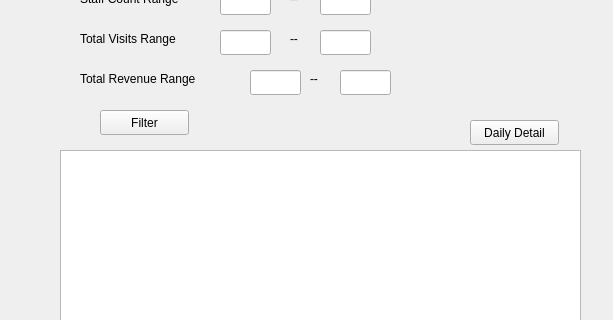
First picture: the form in UIFiles/ManagerSiteReport.ui, repository Klin04/CS4400, before the edit; both pictures show x 0 to 613 and y 150 to 470 of the 613 by 587 pixel window.
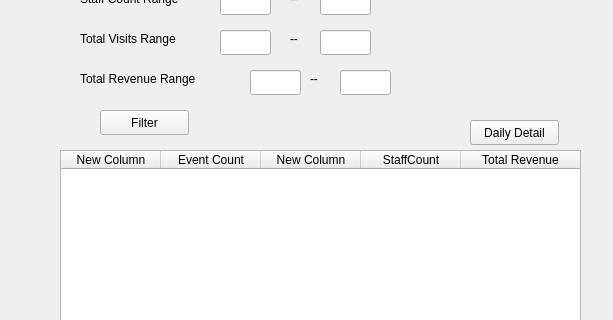
Second picture: the form after the edit.

What changed in the file:
```diff
--- a/UIFiles/ManagerSiteReport.ui
+++ b/UIFiles/ManagerSiteReport.ui
@@ -291,6 +291,52 @@
      <height>192</height>
     </rect>
    </property>
+   <attribute name="horizontalHeaderShowSortIndicator" stdset="0">
+    <bool>true</bool>
+   </attribute>
+   <attribute name="horizontalHeaderStretchLastSection">
+    <bool>true</bool>
+   </attribute>
+   <column>
+    <property name="text">
+     <string>New Column</string>
+    </property>
+    <property name="textAlignment">
+     <set>AlignCenter</set>
+    </property>
+   </column>
+   <column>
+    <property name="text">
+     <string>Event Count</string>
+    </property>
+    <property name="textAlignment">
+     <set>AlignCenter</set>
+    </property>
+   </column>
+   <column>
+    <property name="text">
+     <string>New Column</string>
+    </property>
+    <property name="textAlignment">
+     <set>AlignCenter</set>
+    </property>
+   </column>
+   <column>
+    <property name="text">
+     <string>StaffCount</string>
+    </property>
+    <property name="textAlignment">
+     <set>AlignCenter</set>
+    </property>
+   </column>
+   <column>
+    <property name="text">
+     <string>Total Revenue</string>
+    </property>
+    <property name="textAlignment">
+     <set>AlignCenter</set>
+    </property>
+   </column>
   </widget>
   <widget class="QPushButton" name="pushButton_3">
    <property name="geometry">
```
